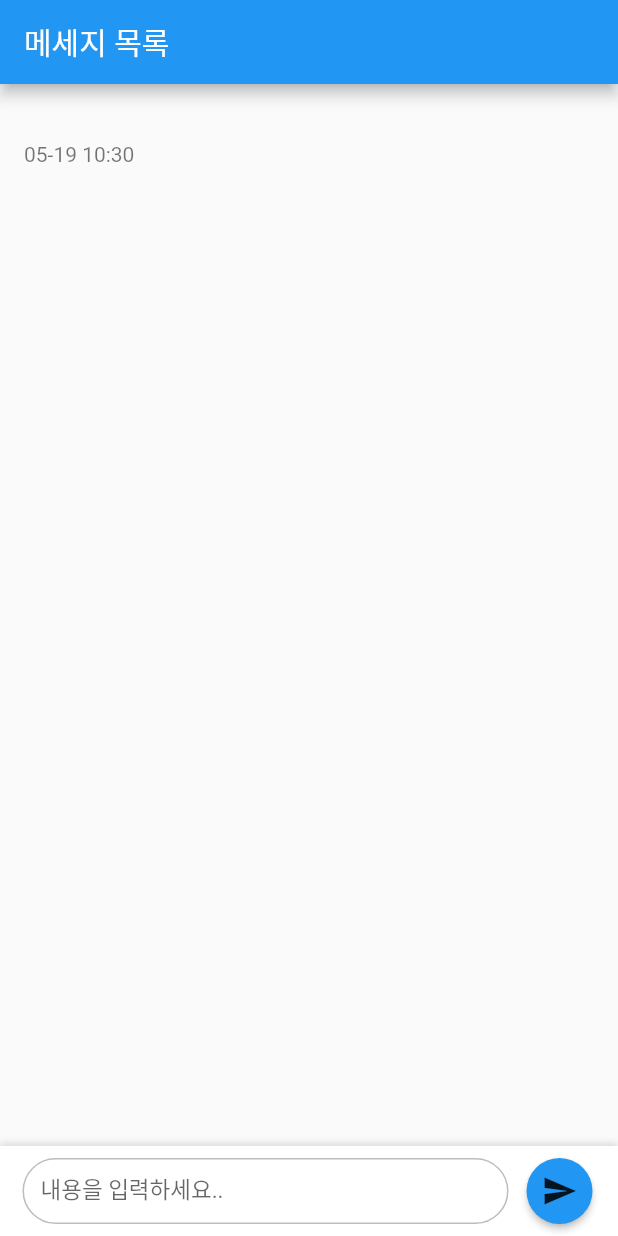
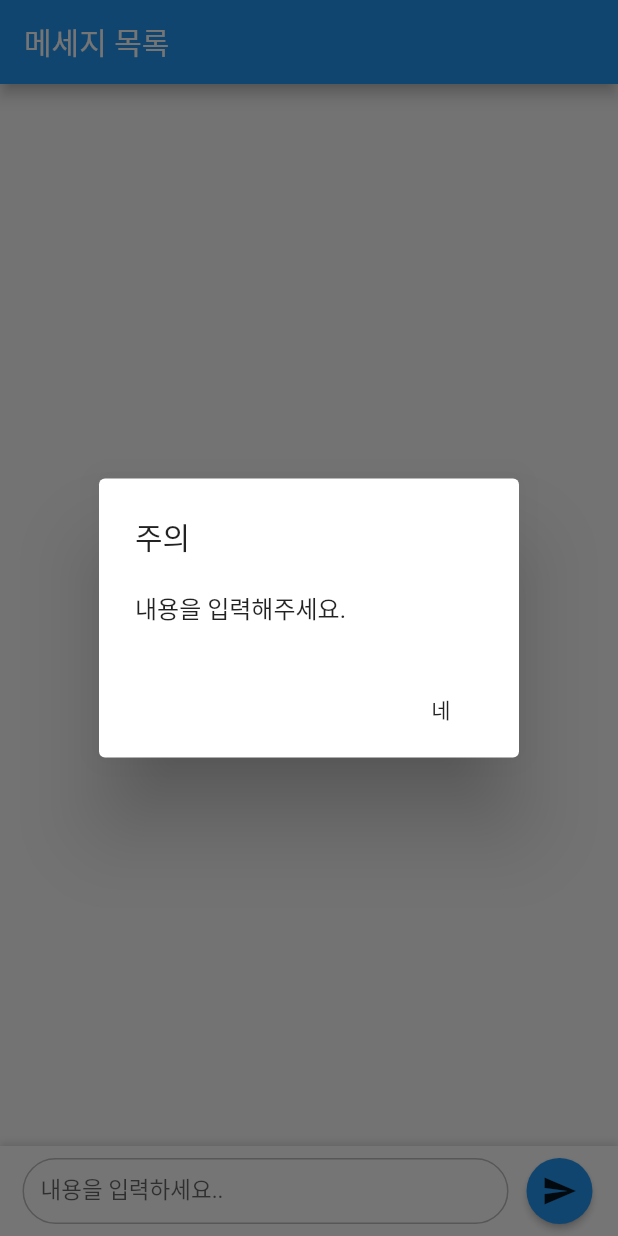
Before and after one commit to jeongwoo0427/flutter_test_chatapp, a Flutter app: the screen it shows after launch, after a tap on the "send" icon, on a phone screen of 412 x 824 dp. Run offline on Flutter 3.47's test engine with Material 2 defaults, Android fonts, the phone set to English and light mode, and no system bars; our stand-ins replace cloud_firestore, firebase_core; accounts and stored records are empty.

Commit message:
메시지 미입력시 처리, 리스트뷰 역방향적용

```diff
--- a/lib/screen/message_list_screen.dart
+++ b/lib/screen/message_list_screen.dart
@@ -12,7 +12,8 @@ class MessageListScreen extends StatefulWidget {
 }
 
 class _MessageListScreenState extends State<MessageListScreen> {
-  TextEditingController controller = TextEditingController();
+  TextEditingController textController = TextEditingController();
+  ScrollController scrollController = ScrollController();
 
   @override
   Widget build(BuildContext context) {
@@ -35,7 +36,8 @@ class _MessageListScreenState extends State<MessageListScreen> {
               children: [
                 Expanded(
                     child: ListView.builder(
-                        // 상위 위젯의 크기를 기준으로 잡는게 아닌 자식위젯의 크기를 기준으로 잡음
+                      reverse: true, //새로운 글은 맨 밑에서부터 시작되므로 역스크롤을 추가함
+                        controller: scrollController,
                         itemCount: messages.length,
                         itemBuilder: (context, index) {
                           return ListTile(
@@ -66,7 +68,7 @@ class _MessageListScreenState extends State<MessageListScreen> {
           children: [
             Expanded(
               child: TextField(
-                controller: controller,
+                controller: textController,
                 decoration: InputDecoration(
                   labelStyle: TextStyle(fontSize: 15),
                   labelText: "내용을 입력하세요..",
@@ -109,10 +111,32 @@ class _MessageListScreenState extends State<MessageListScreen> {
   }
 
   void _onPressedSendButton(){
-    try{
+    try {
+      //내용이 존재하지 않을 경우 경고메시지 표시
+      if (textController.text.trim() == '') {
+        showDialog(
+            context: context,
+            builder: (context) {
+              return AlertDialog(
+                title: Text('주의'),
+                content: Text('내용을 입력해주세요.'),
+                actions: [
+                  MaterialButton(
+                    onPressed: () {
+                      Navigator.pop(context);
+                    },
+                    child: Text('네'),
+                  )
+                ],
+              );
+            });
+        return;
+      }
+
       //서버로 보낼 데이터를 모델클래스에 담아둔다.
       //여기서 sendDate에 Timestamp.now()가 들어가는데 이는 디바이스의 시간을 나타내므로 나중에는 서버의 시간을 넣는 방법으로 변경하도록 하자.
-      MessageModel messageModel = MessageModel(content: controller.text,sendDate: Timestamp.now());
+      MessageModel messageModel = MessageModel(content: textController.text,sendDate: Timestamp.now());
+      textController.text = '';
 
       //Firestore 인스턴스 가져오기
       FirebaseFirestore firestore = FirebaseFirestore.instance;
@@ -127,7 +151,7 @@ class _MessageListScreenState extends State<MessageListScreen> {
   Stream<List<MessageModel>> streamMessages(){
     try{
       //찾고자 하는 컬렉션의 스냅샷(Stream)을 가져온다.
-      final Stream<QuerySnapshot> snapshots = FirebaseFirestore.instance.collection('chatrooms/YLCoRBj59XRsDdav2YV1/messages').orderBy('sendDate').snapshots();
+      final Stream<QuerySnapshot> snapshots = FirebaseFirestore.instance.collection('chatrooms/YLCoRBj59XRsDdav2YV1/messages').orderBy('sendDate',descending: true).snapshots();
 
       //새낭 스냅샷(Stream)내부의 자료들을 List<MessageModel> 로 변환하기 위해 map을 사용하도록 한다.
       //참고로 List.map()도 List 안의 element들을 원하는 형태로 변환하여 새로운 List로 반환한다
```
